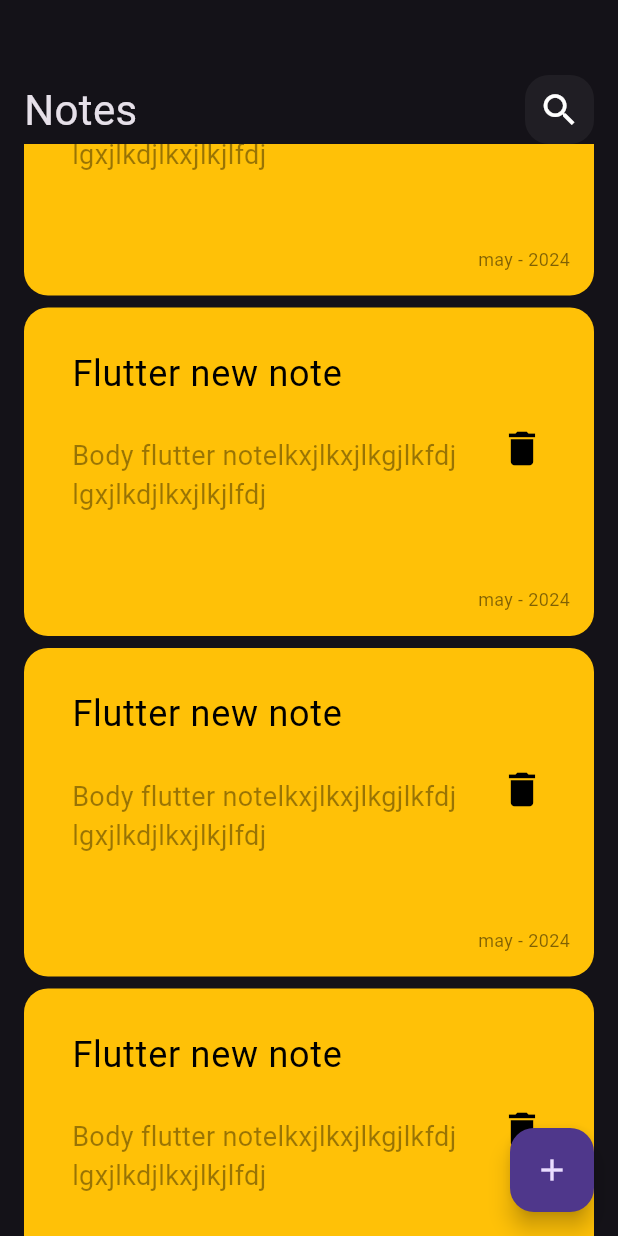
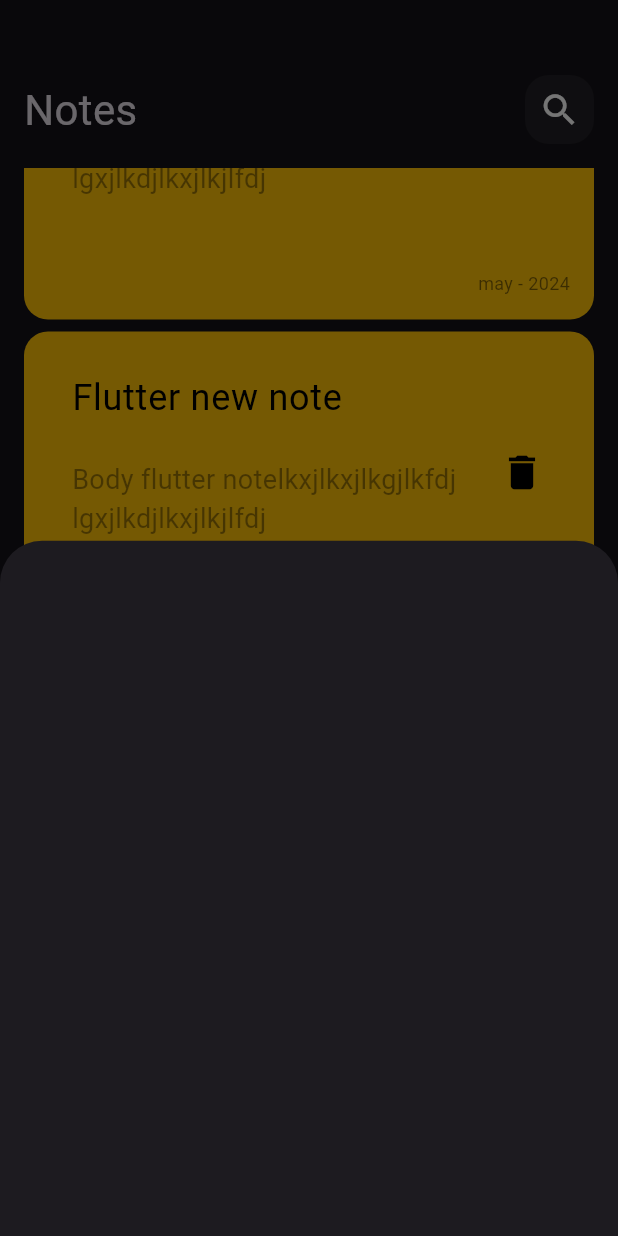
Before and after one commit to sdam123/notes_app, a Flutter app: the screen it shows after launch, scrolled down 576 dp, after a tap on the "add" icon, on a phone screen of 412 x 824 dp. Run offline on Flutter 3.47's test engine with Material 3 defaults, Android fonts, the phone set to English and light mode, and no system bars.

Commit message:
show bottom sheet

```diff
--- a/lib/views/notes_view.dart
+++ b/lib/views/notes_view.dart
@@ -1,4 +1,5 @@
 import 'package:flutter/material.dart';
+import 'package:note_app/widget/note_bottom_sheet.dart';
 import 'package:note_app/widget/nots_body.dart';
 
 class NotesView extends StatelessWidget {
@@ -9,7 +10,14 @@ class NotesView extends StatelessWidget {
     return Scaffold(
       body: NotsBody(),
       floatingActionButton: FloatingActionButton(
-        onPressed: () {},
+        onPressed: () {
+          showModalBottomSheet(
+            context: context,
+            builder: (context) {
+              return const NoteBottomSheet();
+            },
+          );
+        },
         child: Icon(Icons.add),
       ),
     );
--- /dev/null
+++ b/lib/widget/note_bottom_sheet.dart
@@ -0,0 +1,10 @@
+import 'package:flutter/material.dart';
+
+class NoteBottomSheet extends StatelessWidget {
+  const NoteBottomSheet({super.key});
+
+  @override
+  Widget build(BuildContext context) {
+    return Container();
+  }
+}
--- a/lib/widget/notes_list_view.dart
+++ b/lib/widget/notes_list_view.dart
@@ -6,7 +6,10 @@ class NotesListView extends StatelessWidget {
 
   @override
   Widget build(BuildContext context) {
-    return ListView.builder(
+    return Padding(
+      padding: const EdgeInsets.only(top: 16, bottom: 4),
+      child: ListView.builder(
+        padding: EdgeInsets.zero,
         physics: BouncingScrollPhysics(),
         itemBuilder: (context, index) {
           return Padding(
@@ -14,6 +17,7 @@ class NotesListView extends StatelessWidget {
             child: const NoteItem(),
           );
         },
+      ),
     );
   }
 }
```
Lines whose indentation alone changed are shown as unchanged.
